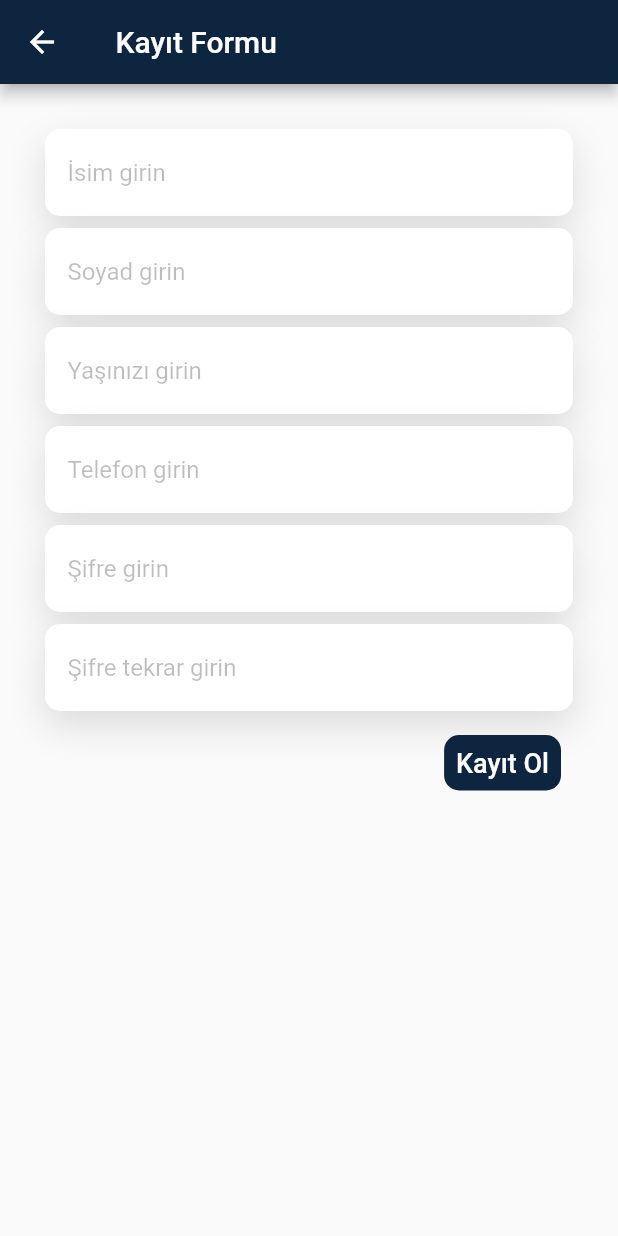
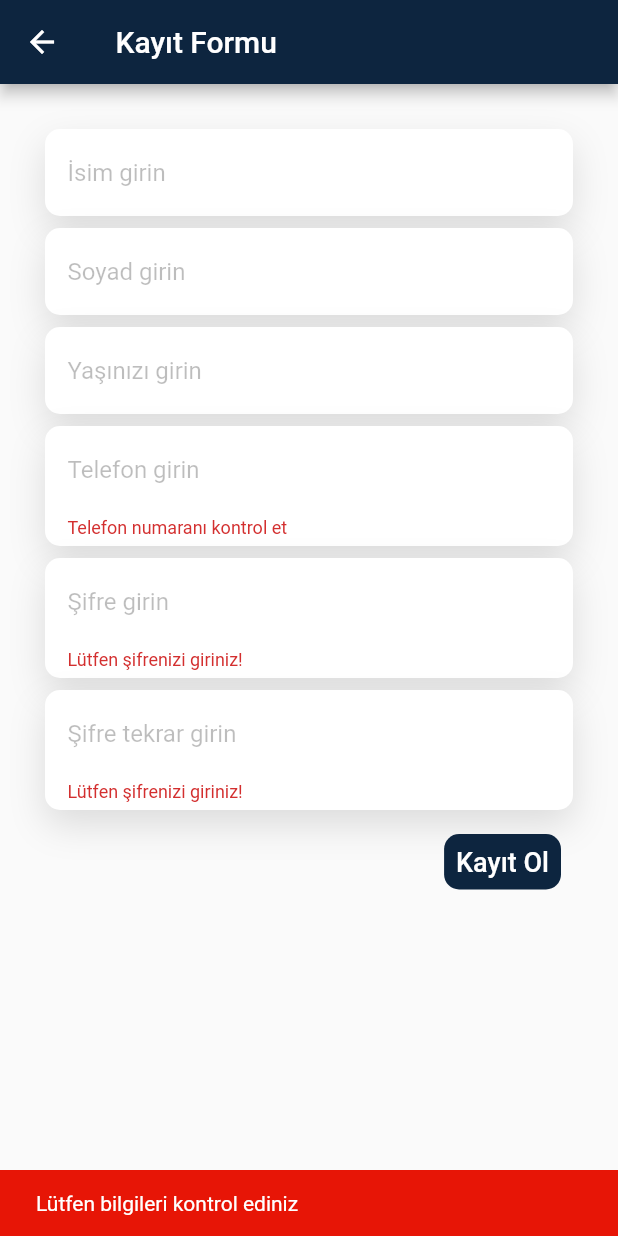
Before and after one commit to ndalyanlar/hemsirem, a Flutter app: the RegisterPage screen opened directly with empty values, after a tap on "Kayıt Ol", on a phone screen of 412 x 824 dp. Run offline on Flutter 3.47's test engine with Material 2 defaults, Android fonts, the phone set to English and light mode, and no system bars; our stand-ins replace cloud_firestore, firebase_auth, firebase_core, flutter_riverpod, percent_indicator; missing offline and left inert: cloud_firestore_web, firebase_auth_web, firebase_core_web; accounts and stored records are empty; Roboto replaces fonts that are missing (Poppins).

Commit message:
register page

```diff
--- a/lib/Constant/firestore_constant.dart
+++ b/lib/Constant/firestore_constant.dart
@@ -5,15 +5,20 @@ import 'package:cloud_firestore/cloud_firestore.dart';
 import '../Model/user.dart';
 
 class FirebaseDocName {
-  String _patientDocId = "YpuplXWVjzC4Ly5S3xhF";
-  String _nurseDocId = "WfY14Nr3qFLCBWns4AyS";
+  String _patientDocId = "patients";
+  String _nurseDocId = "nurses";
 
-  CollectionReference<User> getUserRef(String name) {
-    return FirebaseFirestore.instance.collection(name).withConverter<User>(
+  Future<void> addUser({required String type, required User user}) async {
+    await FirebaseFirestore.instance
+        .collection(type)
+        .withConverter<User>(
           fromFirestore: (snapshots, _) =>
               User.fromJson(jsonEncode(snapshots.data())),
           toFirestore: (user, _) => jsonDecode(user.toJson()),
-        );
+        )
+        .doc()
+        .set(user);
+    ;
   }
 
   String get patientDocID => _patientDocId;
--- a/lib/Screens/register_pages.dart
+++ b/lib/Screens/register_pages.dart
@@ -1,6 +1,10 @@
+import 'dart:async';
+import 'dart:convert';
 import 'dart:developer';
 import 'package:cloud_firestore/cloud_firestore.dart';
 import 'package:flutter/material.dart';
+import 'package:flutter/services.dart';
+import 'package:hemsirem/Core/login_modal_view.dart';
 
 import '../Constant/firestore_constant.dart';
 import '../Model/register_page_arg.dart';
@@ -14,6 +18,8 @@ class RegisterPage extends StatefulWidget {
   @override
   _RegisterPageState createState() => _RegisterPageState();
 }
+
+final _formKey = GlobalKey<FormState>();
 
 class _RegisterPageState extends State<RegisterPage> {
   late ScreenArguments who;
@@ -43,16 +49,24 @@ class _RegisterPageState extends State<RegisterPage> {
           child: Align(
             alignment: AlignmentDirectional.topCenter,
             child: SingleChildScrollView(
+              physics: MediaQuery.of(context).viewInsets.bottom != 0
+                  ? const BouncingScrollPhysics()
+                  : const NeverScrollableScrollPhysics(),
               child: Form(
+                  key: _formKey,
                   child: Column(
                     crossAxisAlignment: CrossAxisAlignment.end,
                     children: [
                       buildtextField("İsim girin", _controllerName),
                       buildtextField("Soyad girin", _controllerSurName),
-                  buildtextField("Yaşınızı girin", _controllerAge),
-                  buildtextField("Telefon girin", _controllerTel),
-                  buildtextField("Şifre girin", _controllerPass1),
-                  buildtextField("Şifre tekrar girin", _controllerPass2),
+                      buildtextField("Yaşınızı girin", _controllerAge,
+                          isNum: true),
+                      buildtextField("Telefon girin", _controllerTel,
+                          isNum: true, isPhone: true),
+                      buildtextField("Şifre girin", _controllerPass1,
+                          pass: true),
+                      buildtextField("Şifre tekrar girin", _controllerPass2,
+                          pass: true),
                       buildSignInButton(
                           name: _controllerName,
                           surname: _controllerSurName,
@@ -81,27 +95,33 @@ class _RegisterPageState extends State<RegisterPage> {
   }) {
     return TextButton(
         onPressed: () async {
+          bool isOk = _formKey.currentState!.validate();
+          if (isOk) {
             User user = User(
                 name: name.text,
                 surName: surname.text,
                 phone: tel.text,
                 password: pass1.text,
-              age: int.parse(age.text));
-          if (screenArguments.role == "HASTA") {
-            String key = FirebaseDocName().patientDocID;
-            await FirebaseDocName().getUserRef(key).doc().set(user);
+                age: age.text != "" ? int.parse(age.text) : 0);
+
+            if (screenArguments.role == Who.HASTA.name) {
+              await FirebaseDocName().addUser(type: "patients", user: user);
             } else {
-            String key = FirebaseDocName().nurseDocID;
-            await FirebaseDocName().getUserRef(key).doc().set(user);
+              await FirebaseDocName().addUser(type: "nurses", user: user);
             }
-          log("success");
+          } else {
+            ScaffoldMessenger.of(context).showSnackBar(const SnackBar(
+              content: Text('Lütfen bilgileri kontrol ediniz'),
+              backgroundColor: LightColors.kSnackbarBGColor,
+            ));
+          }
         },
         child: Container(
           decoration: BoxDecoration(
               color: LightColors.kDarkBlue,
               borderRadius: BorderRadiusDirectional.circular(10)),
-          child: Padding(
-            padding: const EdgeInsets.all(8.0),
+          child: const Padding(
+            padding: EdgeInsets.all(8.0),
             child: Text(
               "Kayıt Ol",
               style: AppTheme.buttonRegisterTextStyle,
@@ -111,7 +131,8 @@ class _RegisterPageState extends State<RegisterPage> {
   }
 
   Widget buildtextField(
-      String type, TextEditingController textEditingController) {
+      String type, TextEditingController textEditingController,
+      {bool? isNum, bool? pass, bool? isPhone}) {
     return Padding(
       padding: const EdgeInsets.only(bottom: 8.0),
       child: Container(
@@ -124,6 +145,29 @@ class _RegisterPageState extends State<RegisterPage> {
                   color: Colors.black12, blurRadius: 20, offset: Offset(0, 10))
             ]),
         child: TextFormField(
+          inputFormatters: isPhone ?? false
+              ? [
+                  FilteringTextInputFormatter.allow(RegExp(r'[0-9]')),
+                  LengthLimitingTextInputFormatter(11)
+                ]
+              : null,
+          validator: pass ?? false
+              ? (value) {
+                  if (value == null || value.isEmpty || value.length < 8) {
+                    return 'Lütfen şifrenizi giriniz!';
+                  }
+                  return null;
+                }
+              : isPhone ?? false
+                  ? (value) {
+                      if (value!.length != 13) {
+                        return 'Telefon numaranı kontrol et';
+                      }
+                      return null;
+                    }
+                  : null,
+          obscureText: pass ?? false,
+          keyboardType: isNum ?? false ? TextInputType.number : null,
           controller: textEditingController,
           decoration: InputDecoration(
               hintText: type,
--- a/lib/Theme/colors/light_colors.dart
+++ b/lib/Theme/colors/light_colors.dart
@@ -17,4 +17,5 @@ class LightColors {
   static const Color kGreen = Color(0xFF309397);
   static const Color kStatusBarCcolor = Color(0xffffb969);
   static const Color kDarkBlue = Color(0xFF0D253F);
+  static const Color kSnackbarBGColor = Color(0xFFE71506);
 }
```
Lines whose indentation alone changed are shown as unchanged.
